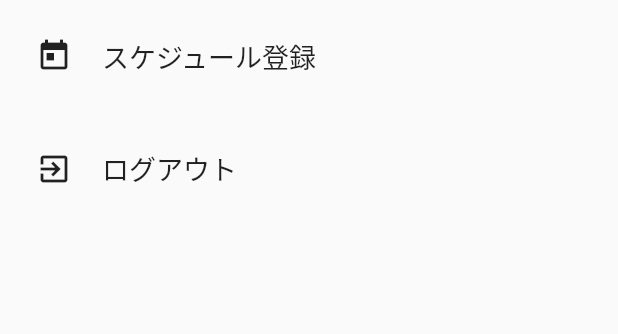
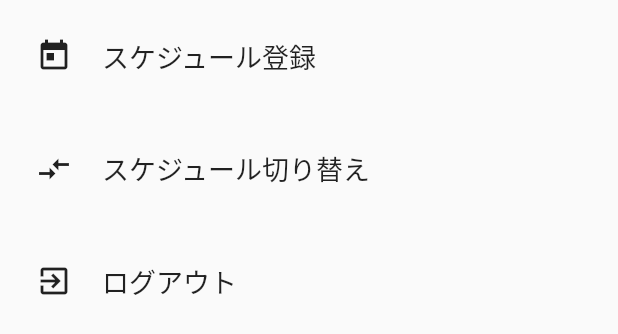
Before and after one commit to TatsukiIshijima/inbear, a Flutter app: the SettingPageContent widget shown alone on an empty page, opened directly, on a phone screen of 412 x 824 dp. Shown: the top 334 px of the screen. Run offline on Flutter 3.47's test engine with Material 2 defaults, Android fonts, the phone set to English and light mode, and no system bars; our stand-ins replace cloud_firestore, firebase_auth, flutter_datetime_picker, google_fonts, google_maps_flutter; accounts and stored records are empty.

Commit message:
設定画面に新たな項目追加

```diff
--- a/lib/localize/app_localizations.dart
+++ b/lib/localize/app_localizations.dart
@@ -39,6 +39,7 @@ class AppLocalizations {
       'schedule_bride_text':'新婦',
       // 設定画面
       'event_register_title': 'イベント登録',
+      'schedule_change_title': 'スケジュール切り替え',
       'logout_title': 'ログアウト',
       'logout_message': 'ログアウトしますか？',
       // スケジュール登録画面
@@ -113,6 +114,8 @@ class AppLocalizations {
   String get scheduleGroomText => _getText('schedule_groom_text');
   String get scheduleBrideText => _getText('schedule_bride_text');
 
+  String get scheduleChangeTitle => _getText('schedule_change_title');
+
   String get logoutTitle => _getText('logout_title');
   String get logoutMessage => _getText('logout_message');
 
--- a/lib/view/screen/setting_page.dart
+++ b/lib/view/screen/setting_page.dart
@@ -56,6 +56,11 @@ class SettingPageContent extends StatelessWidget {
             onTap: () => Routes.goToScheduleRegister(context),
           ),
           TitleAndIconListItem(
+            title: resource.scheduleChangeTitle,
+            iconData: Icons.compare_arrows,
+            onTap: () {},
+          ),
+          TitleAndIconListItem(
             title: resource.logoutTitle,
             iconData: Icons.exit_to_app,
             onTap: () => _showLogoutDialog(context, resource, viewModel),
```
